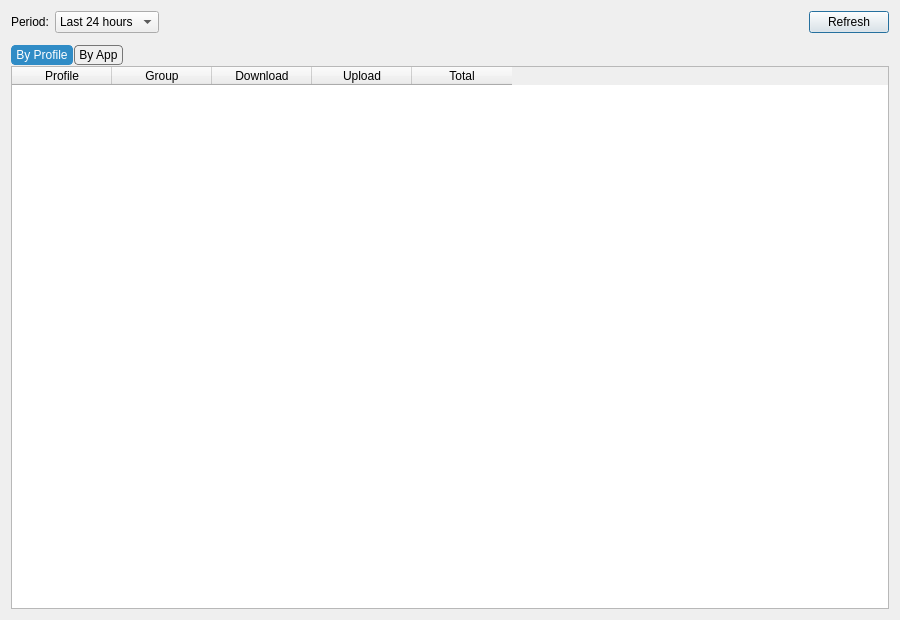
The window that include/ui/stats/dialog_traffic_stats.ui (throneproj/Throne) describes before a commit, drawn with Qt 5.
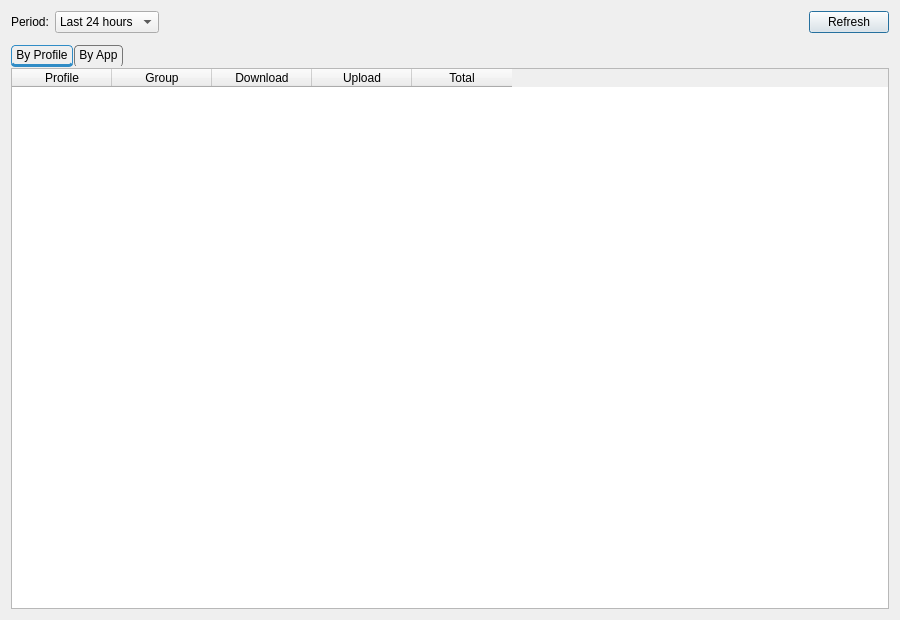
The same window after the commit. Custom widgets are drawn as their Qt base class.

Commit message:
Mark the active tab with a thicker bottom edge instead of a fill
Filling the selected tab with palette(highlight) follows the OS accent on
the System, Fusion and windows11 themes, which is the wrong color when the
accent does not match the theme. Keep the edge approach and make it
visible instead: the selected tab gets a 3px bottom edge in the same
highlight color the 1px border already uses, and the unselected tabs get
a transparent one so every tab keeps the same height.

```diff
--- a/include/ui/stats/dialog_traffic_stats.ui
+++ b/include/ui/stats/dialog_traffic_stats.ui
@@ -110,6 +110,7 @@
 
 QTabBar::tab {
     border: 1px solid #777777;
+    border-bottom: 3px solid transparent;
     border-radius: 4px;
 
     padding: 2px 4px;
@@ -118,8 +119,7 @@
 
 QTabBar::tab:selected {
     border: 1px solid palette(highlight);
-    background: palette(highlight);
-    color: palette(highlighted-text);
+    border-bottom: 3px solid palette(highlight);
 }</string>
      </property>
      <property name="currentIndex">
```
The commit also changes 6 other files.
